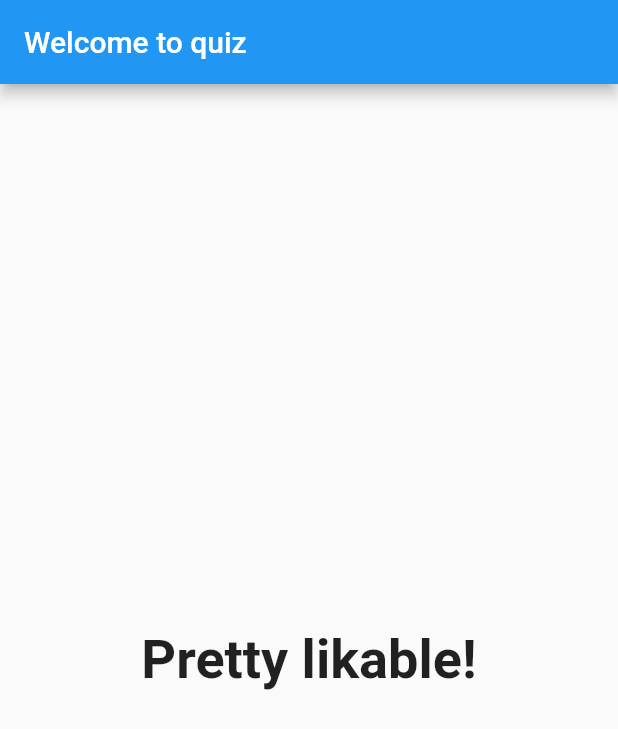
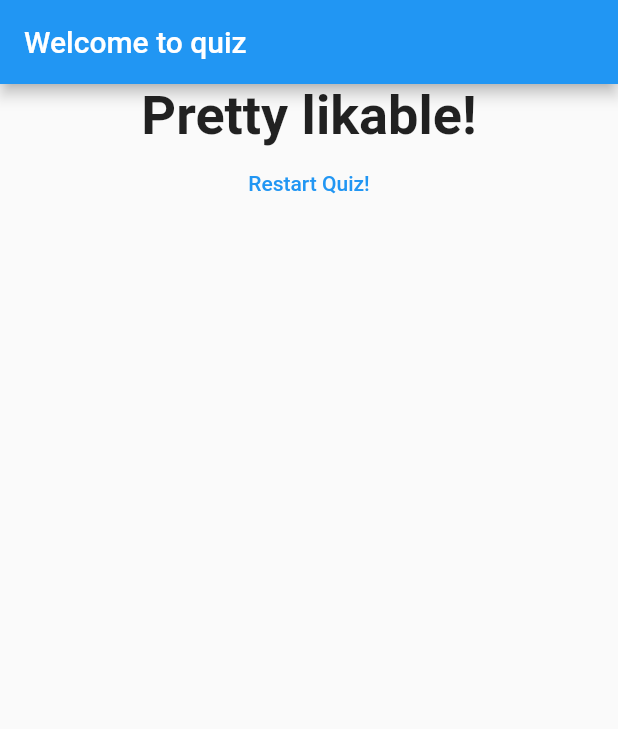
Before and after one commit to saravana0205/quiz_app, a Flutter app: the screen it shows after launch, after a tap on "Blue", after a tap on "Brown", after a tap on "Dog", on a phone screen of 412 x 824 dp. Shown: the top 729 px of the screen. Run offline on Flutter 3.47's test engine with Material 2 defaults, Android fonts, the phone set to English and light mode, and no system bars.

Commit message:
restart quiz added

```diff
--- a/lib/main.dart
+++ b/lib/main.dart
@@ -52,6 +52,13 @@ class MyAppState extends State<MyApp> {
     });
   }
 
+  void _resetQuiz() {
+    setState(() {
+      _questionIndex = 0;
+      _totalScore = 0;
+    });
+  }
+
   @override
   Widget build(BuildContext context) {
     return MaterialApp(
@@ -63,7 +70,7 @@ class MyAppState extends State<MyApp> {
               questionIndex: _questionIndex,
               questions: _questions,
             )
-          : Result(_totalScore),
+          : Result(_totalScore,_resetQuiz),
     ));
   }
 }
--- a/lib/result.dart
+++ b/lib/result.dart
@@ -2,8 +2,9 @@ import 'package:flutter/material.dart';
 
 class Result extends StatelessWidget {
   final int resultScore;
+  final Function resetHandler;
 
-  Result(this.resultScore);
+  Result(this.resultScore, this.resetHandler);
 
   String get resultPhrase {
     String resultText;
@@ -22,11 +23,19 @@ class Result extends StatelessWidget {
   @override
   Widget build(BuildContext context) {
     return Center(
-      child: Text(
-        resultPhrase,
-        style: TextStyle(fontSize: 36, fontWeight: FontWeight.bold),
-        textAlign: TextAlign.center,
-      ),
-    );
+        child: Column(
+      children: [
+        Text(
+          resultPhrase,
+          style: TextStyle(fontSize: 36, fontWeight: FontWeight.bold),
+          textAlign: TextAlign.center,
+        ),
+        FlatButton(
+          child: Text("Restart Quiz!"),
+          textColor: Colors.blue,
+          onPressed: resetHandler,
+        )
+      ],
+    ));
   }
 }
```
